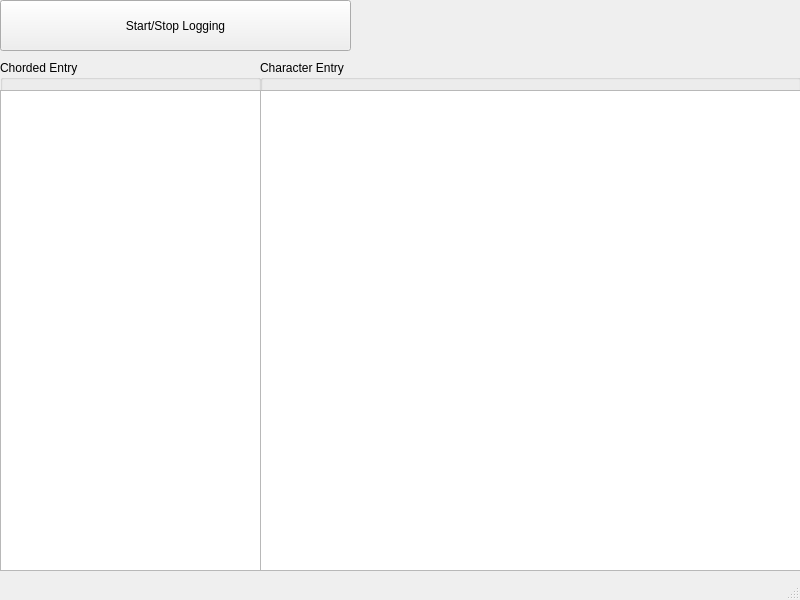
Qt form ui/main.ui (CharaChorder/nexus) before a commit.
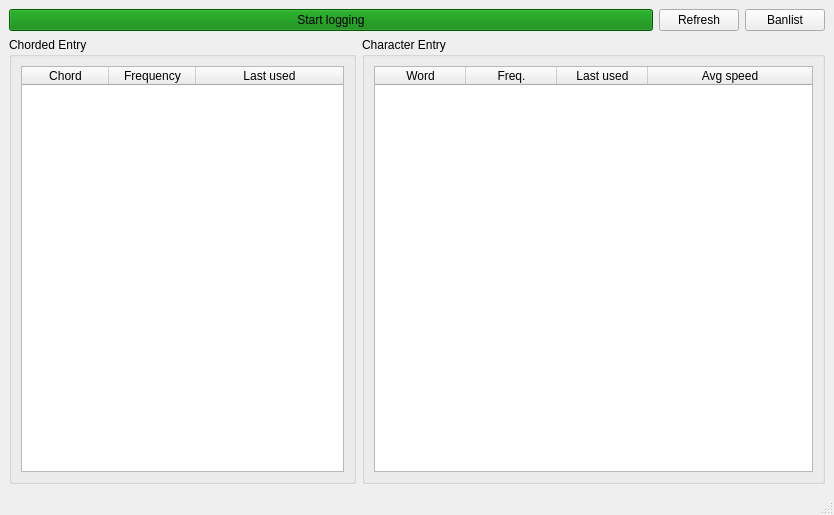
The same form after that commit.

Commit message: Flush out UIs

Patch:
```diff
--- a/ui/main.ui
+++ b/ui/main.ui
@@ -6,76 +6,178 @@
    <rect>
     <x>0</x>
     <y>0</y>
-    <width>800</width>
-    <height>600</height>
+    <width>834</width>
+    <height>515</height>
    </rect>
   </property>
   <property name="windowTitle">
    <string>MainWindow</string>
   </property>
   <widget class="QWidget" name="centralwidget">
-   <widget class="QPushButton" name="pushButton">
-    <property name="geometry">
-     <rect>
-      <x>0</x>
-      <y>0</y>
-      <width>351</width>
-      <height>51</height>
-     </rect>
-    </property>
-    <property name="text">
-     <string>Start/Stop Logging</string>
-    </property>
-   </widget>
-   <widget class="QGroupBox" name="groupBox">
-    <property name="geometry">
-     <rect>
-      <x>0</x>
-      <y>60</y>
-      <width>261</width>
-      <height>511</height>
-     </rect>
-    </property>
-    <property name="title">
-     <string>Chorded Entry</string>
-    </property>
-    <widget class="QTableWidget" name="tableWidget">
-     <property name="geometry">
-      <rect>
-       <x>0</x>
-       <y>30</y>
-       <width>261</width>
-       <height>481</height>
-      </rect>
-     </property>
-     <property name="sortingEnabled">
-      <bool>true</bool>
-     </property>
-    </widget>
-   </widget>
-   <widget class="QGroupBox" name="groupBox_2">
-    <property name="geometry">
-     <rect>
-      <x>260</x>
-      <y>60</y>
-      <width>541</width>
-      <height>511</height>
-     </rect>
-    </property>
-    <property name="title">
-     <string>Character Entry</string>
-    </property>
-    <widget class="QTableWidget" name="tableWidget_2">
-     <property name="geometry">
-      <rect>
-       <x>0</x>
-       <y>30</y>
-       <width>541</width>
-       <height>481</height>
-      </rect>
-     </property>
-    </widget>
-   </widget>
+   <property name="sizePolicy">
+    <sizepolicy hsizetype="Preferred" vsizetype="Preferred">
+     <horstretch>0</horstretch>
+     <verstretch>0</verstretch>
+    </sizepolicy>
+   </property>
+   <layout class="QVBoxLayout" name="verticalLayout" stretch="0,1">
+    <item>
+     <layout class="QHBoxLayout" name="toolbar" stretch="1,0,0">
+      <item>
+       <widget class="QPushButton" name="startStop">
+        <property name="styleSheet">
+         <string notr="true">background-color: green</string>
+        </property>
+        <property name="text">
+         <string>Start logging</string>
+        </property>
+       </widget>
+      </item>
+      <item>
+       <widget class="QPushButton" name="refresh">
+        <property name="text">
+         <string>Refresh</string>
+        </property>
+       </widget>
+      </item>
+      <item>
+       <widget class="QPushButton" name="banlist">
+        <property name="text">
+         <string>Banlist</string>
+        </property>
+       </widget>
+      </item>
+     </layout>
+    </item>
+    <item>
+     <layout class="QHBoxLayout" name="tables" stretch="3,4">
+      <property name="sizeConstraint">
+       <enum>QLayout::SetDefaultConstraint</enum>
+      </property>
+      <item>
+       <widget class="QGroupBox" name="chordedEntry">
+        <property name="title">
+         <string>Chorded Entry</string>
+        </property>
+        <layout class="QVBoxLayout" name="verticalLayout_4">
+         <item>
+          <widget class="QTableWidget" name="chordTable">
+           <property name="sizePolicy">
+            <sizepolicy hsizetype="Expanding" vsizetype="Expanding">
+             <horstretch>1</horstretch>
+             <verstretch>1</verstretch>
+            </sizepolicy>
+           </property>
+           <property name="sortingEnabled">
+            <bool>true</bool>
+           </property>
+           <property name="wordWrap">
+            <bool>false</bool>
+           </property>
+           <property name="columnCount">
+            <number>3</number>
+           </property>
+           <attribute name="horizontalHeaderVisible">
+            <bool>true</bool>
+           </attribute>
+           <attribute name="horizontalHeaderCascadingSectionResizes">
+            <bool>false</bool>
+           </attribute>
+           <attribute name="horizontalHeaderDefaultSectionSize">
+            <number>87</number>
+           </attribute>
+           <attribute name="horizontalHeaderStretchLastSection">
+            <bool>true</bool>
+           </attribute>
+           <attribute name="verticalHeaderVisible">
+            <bool>false</bool>
+           </attribute>
+           <column>
+            <property name="text">
+             <string>Chord</string>
+            </property>
+           </column>
+           <column>
+            <property name="text">
+             <string>Frequency</string>
+            </property>
+           </column>
+           <column>
+            <property name="text">
+             <string>Last used</string>
+            </property>
+           </column>
+          </widget>
+         </item>
+        </layout>
+       </widget>
+      </item>
+      <item>
+       <widget class="QGroupBox" name="characterEntry">
+        <property name="title">
+         <string>Character Entry</string>
+        </property>
+        <layout class="QVBoxLayout" name="verticalLayout_3">
+         <item>
+          <widget class="QTableWidget" name="chentryTable">
+           <property name="sizePolicy">
+            <sizepolicy hsizetype="Expanding" vsizetype="Expanding">
+             <horstretch>1</horstretch>
+             <verstretch>1</verstretch>
+            </sizepolicy>
+           </property>
+           <property name="sortingEnabled">
+            <bool>true</bool>
+           </property>
+           <property name="wordWrap">
+            <bool>false</bool>
+           </property>
+           <property name="columnCount">
+            <number>4</number>
+           </property>
+           <attribute name="horizontalHeaderVisible">
+            <bool>true</bool>
+           </attribute>
+           <attribute name="horizontalHeaderCascadingSectionResizes">
+            <bool>false</bool>
+           </attribute>
+           <attribute name="horizontalHeaderDefaultSectionSize">
+            <number>91</number>
+           </attribute>
+           <attribute name="horizontalHeaderStretchLastSection">
+            <bool>true</bool>
+           </attribute>
+           <attribute name="verticalHeaderVisible">
+            <bool>false</bool>
+           </attribute>
+           <column>
+            <property name="text">
+             <string>Word</string>
+            </property>
+           </column>
+           <column>
+            <property name="text">
+             <string>Freq.</string>
+            </property>
+           </column>
+           <column>
+            <property name="text">
+             <string>Last used</string>
+            </property>
+           </column>
+           <column>
+            <property name="text">
+             <string>Avg speed</string>
+            </property>
+           </column>
+          </widget>
+         </item>
+        </layout>
+       </widget>
+      </item>
+     </layout>
+    </item>
+   </layout>
   </widget>
   <widget class="QStatusBar" name="statusbar"/>
  </widget>
```
Left out of the diff: 2 changed lines with no effect on the pictures. The commit also changes 3 other files.
